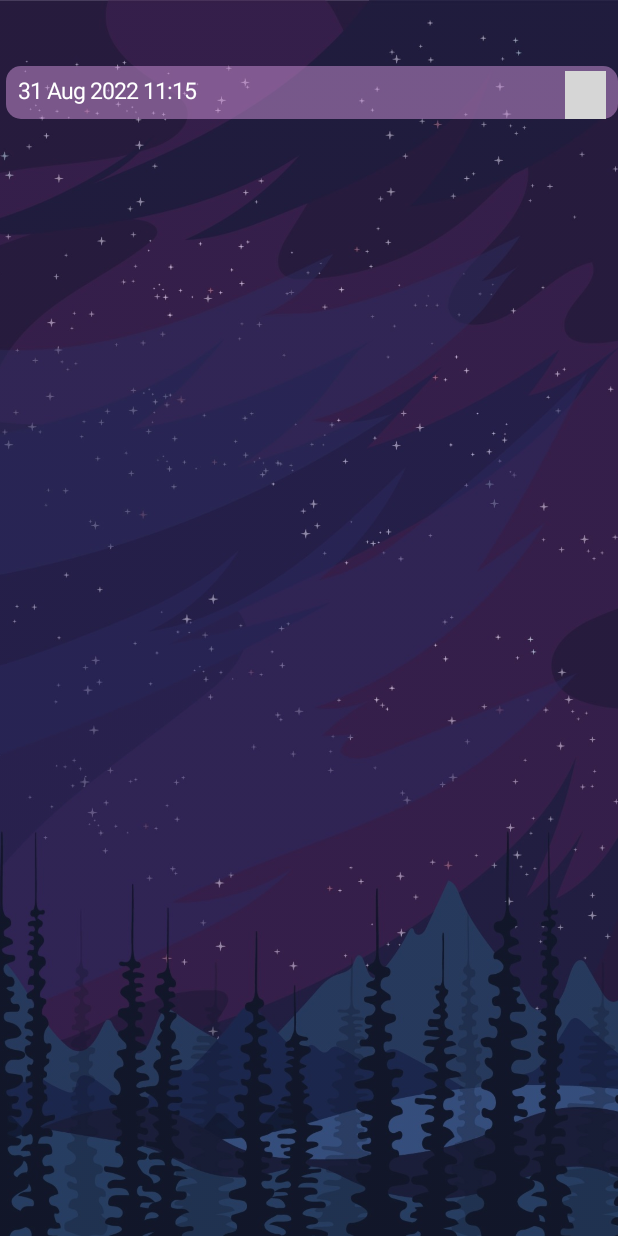
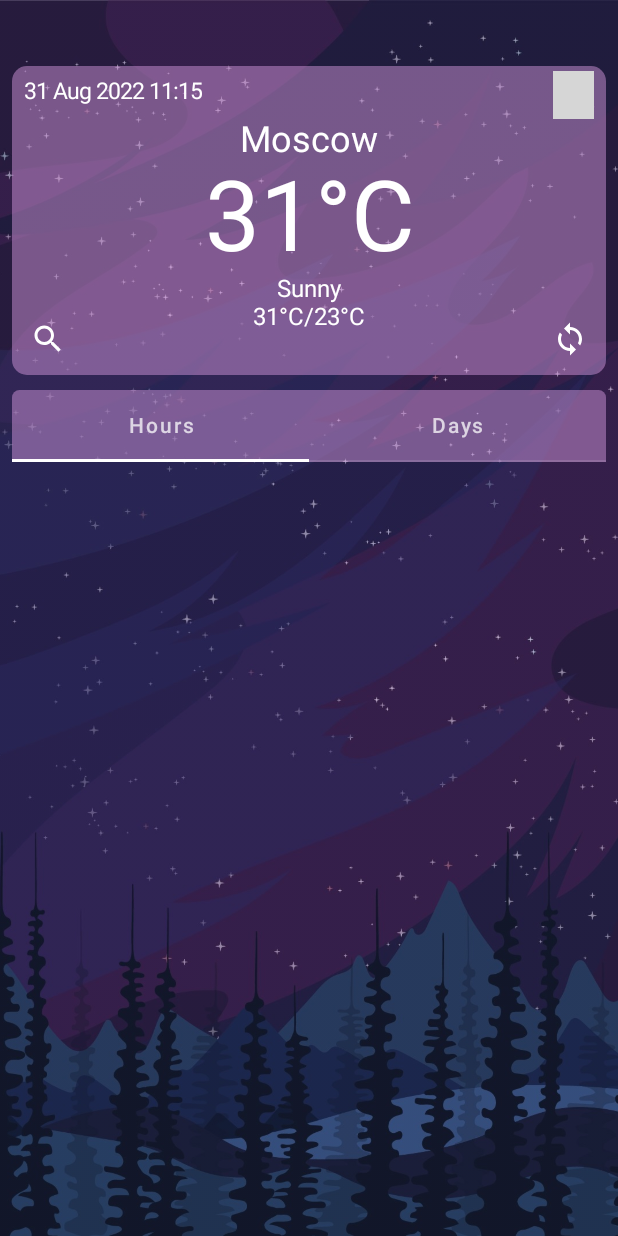
Before and after one commit to Nirwash/WeatherAppCompose, an Android app built with Jetpack Compose: the screen it shows after launch (MainActivity), on a phone screen of 412 x 824 dp. Run offline under Robolectric (Android 15) with nearby library versions, the phone set to English and light mode, and no system bars; our stand-ins replace accompanist; pictures from the network do not load; grey boxes are pictures that could not be loaded.

Commit message:
добавление TabRow

```diff
--- a/app/build.gradle
+++ b/app/build.gradle
@@ -47,6 +47,9 @@ android {
 
 dependencies {
 
+    implementation "com.google.accompanist:accompanist-pager:0.19.0"
+    implementation "com.google.accompanist:accompanist-pager-indicators:0.19.0"
+
     implementation 'androidx.core:core-ktx:1.8.0'
     implementation "io.coil-kt:coil-compose:2.0.0-rc01"
     implementation "androidx.compose.ui:ui:$compose_version"
--- a/app/src/main/java/com/nirwashh/android/weatherappcompose/MainActivity.kt
+++ b/app/src/main/java/com/nirwashh/android/weatherappcompose/MainActivity.kt
@@ -3,14 +3,14 @@ package com.nirwashh.android.weatherappcompose
 import android.os.Bundle
 import androidx.activity.ComponentActivity
 import androidx.activity.compose.setContent
+import androidx.compose.foundation.Image
+import androidx.compose.foundation.layout.Column
 import androidx.compose.foundation.layout.fillMaxSize
-import androidx.compose.material.MaterialTheme
-import androidx.compose.material.Surface
-import androidx.compose.material.Text
-import androidx.compose.runtime.Composable
 import androidx.compose.ui.Modifier
-import androidx.compose.ui.tooling.preview.Preview
-import com.nirwashh.android.weatherappcompose.screens.MainScreen
+import androidx.compose.ui.layout.ContentScale
+import androidx.compose.ui.res.painterResource
+import com.nirwashh.android.weatherappcompose.screens.MainCard
+import com.nirwashh.android.weatherappcompose.screens.TabLayout
 import com.nirwashh.android.weatherappcompose.ui.theme.WeatherAppComposeTheme
 
 class MainActivity : ComponentActivity() {
@@ -18,7 +18,18 @@ class MainActivity : ComponentActivity() {
         super.onCreate(savedInstanceState)
         setContent {
             WeatherAppComposeTheme {
-                MainScreen()
+                Image(
+                    painter = painterResource(id = R.drawable.background),
+                    contentDescription = "background",
+                    modifier = Modifier.fillMaxSize(),
+                    contentScale = ContentScale.Crop,
+                    alpha = 0.95f
+                )
+                Column {
+                    MainCard()
+                    TabLayout()
+                }
+
             }
         }
     }
--- a/app/src/main/java/com/nirwashh/android/weatherappcompose/screens/MainScreen.kt
+++ b/app/src/main/java/com/nirwashh/android/weatherappcompose/screens/MainScreen.kt
@@ -3,11 +3,12 @@ package com.nirwashh.android.weatherappcompose.screens
 import androidx.compose.foundation.Image
 import androidx.compose.foundation.layout.*
 import androidx.compose.foundation.shape.RoundedCornerShape
-import androidx.compose.material.Card
-import androidx.compose.material.Text
+import androidx.compose.material.*
 import androidx.compose.runtime.Composable
+import androidx.compose.runtime.rememberCoroutineScope
 import androidx.compose.ui.Alignment
 import androidx.compose.ui.Modifier
+import androidx.compose.ui.draw.clip
 import androidx.compose.ui.graphics.Color
 import androidx.compose.ui.layout.ContentScale
 import androidx.compose.ui.res.painterResource
@@ -16,23 +17,20 @@ import androidx.compose.ui.tooling.preview.Preview
 import androidx.compose.ui.unit.dp
 import androidx.compose.ui.unit.sp
 import coil.compose.AsyncImage
+import com.google.accompanist.pager.ExperimentalPagerApi
+import com.google.accompanist.pager.HorizontalPager
+import com.google.accompanist.pager.pagerTabIndicatorOffset
+import com.google.accompanist.pager.rememberPagerState
 import com.nirwashh.android.weatherappcompose.R
 import com.nirwashh.android.weatherappcompose.ui.theme.MainColor
+import kotlinx.coroutines.launch
 
 @Preview(showBackground = true)
 @Composable
-fun MainScreen() {
-    Image(
-        painter = painterResource(id = R.drawable.background),
-        contentDescription = "background",
-        modifier = Modifier.fillMaxSize(),
-        contentScale = ContentScale.Crop,
-        alpha = 0.95f
-    )
+fun MainCard() {
     Column(
         modifier = Modifier
-            .fillMaxSize()
-            .padding(4.dp, top = 44.dp)
+            .padding(start = 8.dp, top = 44.dp, end = 8.dp, bottom = 10.dp)
     ) {
         Card(
             modifier = Modifier.fillMaxWidth(),
@@ -57,15 +55,99 @@ fun MainScreen() {
                     AsyncImage(
                         model = "https://cdn.weatherapi.com/weather/64x64/day/113.png",
                         contentDescription = "Weather condition",
-                    modifier = Modifier.size(35.dp)
-                        .padding(top = 3.dp, end = 8.dp))
+                        modifier = Modifier
+                            .size(35.dp)
+                            .padding(top = 3.dp, end = 8.dp)
+                    )
+                }
+                Text(
+                    text = "Moscow",
+                    style = TextStyle(fontSize = 24.sp),
+                    color = Color.White
+                )
+                Text(
+                    text = "31°C",
+                    style = TextStyle(fontSize = 65.sp),
+                    color = Color.White
+                )
+                Text(
+                    text = "Sunny",
+                    style = TextStyle(fontSize = 16.sp),
+                    color = Color.White
+                )
+                Row(
+                    modifier = Modifier.fillMaxWidth(),
+                    horizontalArrangement = Arrangement.SpaceBetween
+                ) {
+                    IconButton(onClick = { /*TODO*/ }) {
+                        Icon(
+                            painter = painterResource(id = R.drawable.ic_search),
+                            contentDescription = "search icon",
+                            tint = Color.White
+                        )
+                    }
+                    Text(
+                        text = "31°C/23°C",
+                        style = TextStyle(fontSize = 16.sp),
+                        color = Color.White
+                    )
+                    IconButton(onClick = { /*TODO*/ }) {
+                        Icon(
+                            painter = painterResource(id = R.drawable.ic_sync),
+                            contentDescription = "sync icon",
+                            tint = Color.White
+                        )
+                    }
+
 
                 }
-
-
             }
         }
 
     }
 
 }
+
+
+@OptIn(ExperimentalPagerApi::class)
+@Composable
+fun TabLayout() {
+    val tabList = listOf("Hours", "Days")
+    val pagerState = rememberPagerState()
+    val tabIndex = pagerState.currentPage
+    val coroutineScope = rememberCoroutineScope()
+
+    Column(
+        modifier = Modifier
+            .padding(horizontal = 8.dp)
+            .clip(shape = RoundedCornerShape(5.dp))
+    ) {
+        TabRow(
+            selectedTabIndex = tabIndex,
+            indicator = { position ->
+                TabRowDefaults.Indicator(
+                    Modifier.pagerTabIndicatorOffset(pagerState, position)
+                )
+            },
+            backgroundColor = MainColor,
+            contentColor = Color.White
+        ) {
+            tabList.forEachIndexed { index, text ->
+                Tab(selected = false, onClick = {
+                    coroutineScope.launch {
+                        pagerState.animateScrollToPage(index)
+                    }
+                }, text = { Text(text = text) })
+            }
+
+        }
+        HorizontalPager(
+            count = tabList.size,
+            state = pagerState,
+            modifier = Modifier.weight(1.0f)
+        ) { index ->
+
+        }
+
+    }
+}
--- /dev/null
+++ b/app/src/main/res/drawable/ic_search.xml
@@ -0,0 +1,5 @@
+<vector android:height="24dp" android:tint="#000000"
+    android:viewportHeight="24" android:viewportWidth="24"
+    android:width="24dp" xmlns:android="http://schemas.android.com/apk/res/android">
+    <path android:fillColor="@android:color/white" android:pathData="M15.5,14h-0.79l-0.28,-0.27C15.41,12.59 16,11.11 16,9.5 16,5.91 13.09,3 9.5,3S3,5.91 3,9.5 5.91,16 9.5,16c1.61,0 3.09,-0.59 4.23,-1.57l0.27,0.28v0.79l5,4.99L20.49,19l-4.99,-5zM9.5,14C7.01,14 5,11.99 5,9.5S7.01,5 9.5,5 14,7.01 14,9.5 11.99,14 9.5,14z"/>
+</vector>
--- /dev/null
+++ b/app/src/main/res/drawable/ic_sync.xml
@@ -0,0 +1,5 @@
+<vector android:height="24dp" android:tint="#000000"
+    android:viewportHeight="24" android:viewportWidth="24"
+    android:width="24dp" xmlns:android="http://schemas.android.com/apk/res/android">
+    <path android:fillColor="@android:color/white" android:pathData="M12,4L12,1L8,5l4,4L12,6c3.31,0 6,2.69 6,6 0,1.01 -0.25,1.97 -0.7,2.8l1.46,1.46C19.54,15.03 20,13.57 20,12c0,-4.42 -3.58,-8 -8,-8zM12,18c-3.31,0 -6,-2.69 -6,-6 0,-1.01 0.25,-1.97 0.7,-2.8L5.24,7.74C4.46,8.97 4,10.43 4,12c0,4.42 3.58,8 8,8v3l4,-4 -4,-4v3z"/>
+</vector>
```
